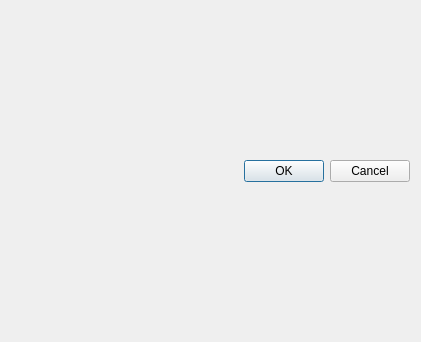
The window that addcontrollerdialog.ui (SSemenkin/AlarmBox) describes before a commit, drawn with Qt 5.
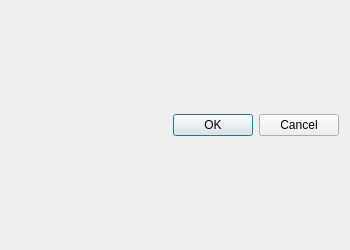
The same window after the commit. Icons and pictures are not drawn.

What changed in the file:
```diff
--- a/addcontrollerdialog.ui
+++ b/addcontrollerdialog.ui
@@ -6,8 +6,8 @@
    <rect>
     <x>0</x>
     <y>0</y>
-    <width>421</width>
-    <height>342</height>
+    <width>350</width>
+    <height>250</height>
    </rect>
   </property>
   <property name="windowTitle">
```
